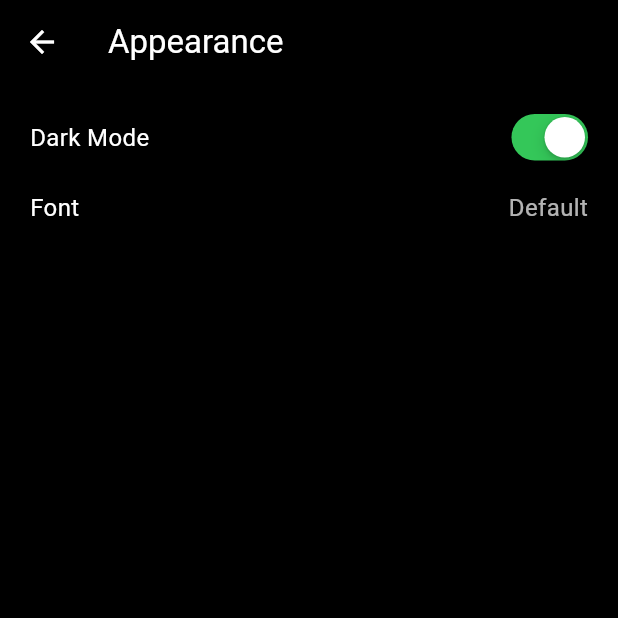
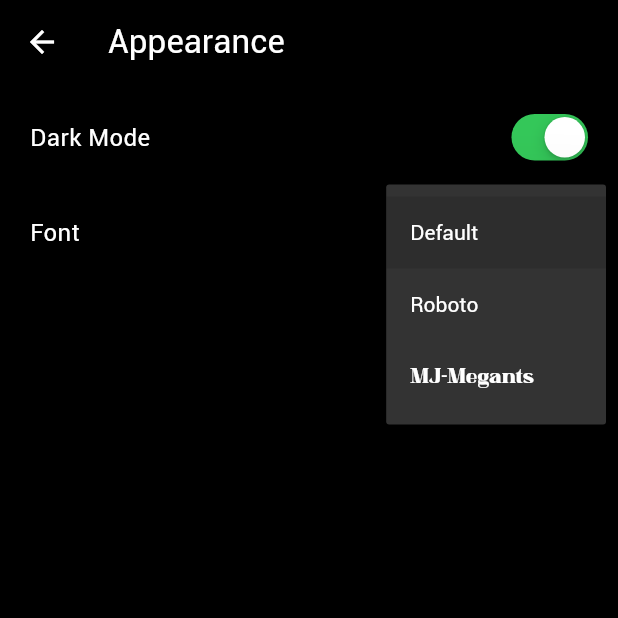
Before and after one commit to TP4uit/chat_app, a Flutter app: the AppearanceScreen screen opened by its route, after a tap on "Default", on a phone screen of 412 x 824 dp, the top half of it. Run offline on Flutter 3.47's test engine with Material 3 defaults, Android fonts, the phone set to English and light mode, and no system bars; our stand-ins replace pin_code_fields, shared_preferences; accounts and stored records are empty.

Commit message:
Add FontProvider and AppThemeManager for dynamic font management
- Implemented FontProvider to manage and persist font preferences using SharedPreferences.
- Added updateFont method to change the current font and save the preference.
- Created AppThemeManager to apply the selected font to the app's theme.
- Integrated font loading on initialization to ensure user preferences are respected.

```diff
--- a/lib/features/setting/presentation/pages/appearance_screen.dart
+++ b/lib/features/setting/presentation/pages/appearance_screen.dart
@@ -1,4 +1,6 @@
 import 'package:flutter/material.dart';
+import 'package:shared_preferences/shared_preferences.dart';
+import 'package:chat_app/main.dart'; // Đường dẫn chính xác
 
 class AppearanceScreen extends StatefulWidget {
   const AppearanceScreen({Key? key}) : super(key: key);
@@ -11,6 +13,47 @@ class _AppearanceScreenState extends State<AppearanceScreen> {
   bool _darkMode = true;
   String _selectedFont = 'Default';
 
+  // Danh sách font bao gồm cả MJ-Megants
+  final List<String> _fontOptions = [
+    'Default',
+    'Roboto',
+    'MJ-Megants'
+  ];
+
+  @override
+  void initState() {
+    super.initState();
+    _loadSavedFont();
+  }
+
+  // Tải font đã lưu từ SharedPreferences
+  Future<void> _loadSavedFont() async {
+    final prefs = await SharedPreferences.getInstance();
+    setState(() {
+      _selectedFont = prefs.getString('selected_font') ?? 'Default';
+    });
+  }
+
+  // Lưu font đã chọn vào SharedPreferences và cập nhật toàn bộ ứng dụng
+  Future<void> _saveFont(String font) async {
+    final prefs = await SharedPreferences.getInstance();
+    await prefs.setString('selected_font', font);
+
+    // Cập nhật font cho toàn bộ ứng dụng
+    myAppKey.currentState?.updateFont(font);
+
+    // Hiển thị thông báo
+    if (mounted) {
+      ScaffoldMessenger.of(context).showSnackBar(
+        SnackBar(
+          content: Text('Đã thay đổi font toàn bộ ứng dụng thành: $font'),
+          backgroundColor: const Color(0xFF4CAF97),
+          duration: const Duration(seconds: 1),
+        ),
+      );
+    }
+  }
+
   @override
   Widget build(BuildContext context) {
     return Scaffold(
@@ -22,9 +65,12 @@ class _AppearanceScreenState extends State<AppearanceScreen> {
           icon: const Icon(Icons.arrow_back, color: Colors.white),
           onPressed: () => Navigator.pop(context),
         ),
-        title: const Text(
+        title: Text(
           'Appearance',
-          style: TextStyle(color: Colors.white),
+          style: TextStyle(
+            color: Colors.white,
+            fontFamily: _selectedFont == 'Default' ? null : _selectedFont,
+          ),
         ),
       ),
       body: Padding(
@@ -36,11 +82,12 @@ class _AppearanceScreenState extends State<AppearanceScreen> {
             Row(
               mainAxisAlignment: MainAxisAlignment.spaceBetween,
               children: [
-                const Text(
+                Text(
                   'Dark Mode',
                   style: TextStyle(
                     color: Colors.white,
                     fontSize: 16.0,
+                    fontFamily: _selectedFont == 'Default' ? null : _selectedFont,
                   ),
                 ),
                 _buildToggleSwitch(_darkMode, (value) {
@@ -53,29 +100,19 @@ class _AppearanceScreenState extends State<AppearanceScreen> {
 
             const SizedBox(height: 20.0),
 
-            // Font option
+            // Font option with dropdown
             Row(
               mainAxisAlignment: MainAxisAlignment.spaceBetween,
               children: [
-                const Text(
+                Text(
                   'Font',
                   style: TextStyle(
                     color: Colors.white,
                     fontSize: 16.0,
+                    fontFamily: _selectedFont == 'Default' ? null : _selectedFont,
                   ),
                 ),
-                GestureDetector(
-                  onTap: () {
-                    // Show font selection dialog/menu
-                  },
-                  child: Text(
-                    _selectedFont,
-                    style: const TextStyle(
-                      color: Colors.white70,
-                      fontSize: 16.0,
-                    ),
-                  ),
-                ),
+                _buildFontDropdown(),
               ],
             ),
           ],
@@ -138,4 +175,45 @@ class _AppearanceScreenState extends State<AppearanceScreen> {
       ),
     );
   }
+
+  Widget _buildFontDropdown() {
+    return Container(
+      decoration: BoxDecoration(
+        color: const Color(0xFF333333),
+        borderRadius: BorderRadius.circular(8.0),
+      ),
+      padding: const EdgeInsets.symmetric(horizontal: 12.0, vertical: 4.0),
+      child: DropdownButton<String>(
+        value: _selectedFont,
+        icon: const Icon(Icons.arrow_drop_down, color: Colors.white),
+        iconSize: 24,
+        elevation: 16,
+        dropdownColor: const Color(0xFF333333),
+        style: TextStyle(
+          color: Colors.white,
+          fontFamily: _selectedFont == 'Default' ? null : _selectedFont,
+        ),
+        underline: Container(height: 0), // Bỏ đường gạch chân mặc định
+        onChanged: (String? newValue) {
+          if (newValue != null) {
+            setState(() {
+              _selectedFont = newValue;
+            });
+            _saveFont(newValue); // Lưu font và cập nhật toàn bộ ứng dụng
+          }
+        },
+        items: _fontOptions.map<DropdownMenuItem<String>>((String value) {
+          return DropdownMenuItem<String>(
+            value: value,
+            child: Text(
+              value,
+              style: TextStyle(
+                fontFamily: value == 'Default' ? null : value,
+              ),
+            ),
+          );
+        }).toList(),
+      ),
+    );
+  }
 }
--- a/lib/main.dart
+++ b/lib/main.dart
@@ -1,7 +1,11 @@
 import 'package:chat_app/common/theme/app_theme.dart';
 import 'package:flutter/material.dart';
 import 'package:flutter/services.dart';
+import 'package:shared_preferences/shared_preferences.dart';
 import 'routes.dart';
+
+// Tạo GlobalKey để truy cập MyAppState từ bất kỳ đâu
+final GlobalKey<_MyAppState> myAppKey = GlobalKey<_MyAppState>();
 
 void main() {
   // Đảm bảo các binding được khởi tạo
@@ -13,19 +17,62 @@ void main() {
     DeviceOrientation.portraitDown,
   ]);
 
-  runApp(const MyApp());
+  runApp(MyApp(key: myAppKey));
 }
 
-class MyApp extends StatelessWidget {
+class MyApp extends StatefulWidget {
   const MyApp({Key? key}) : super(key: key);
 
   @override
+  _MyAppState createState() => _MyAppState();
+}
+
+class _MyAppState extends State<MyApp> {
+  String _selectedFont = 'Default';
+
+  @override
+  void initState() {
+    super.initState();
+    _loadSavedFont();
+  }
+
+  // Tải font đã lưu từ SharedPreferences
+  Future<void> _loadSavedFont() async {
+    final prefs = await SharedPreferences.getInstance();
+    setState(() {
+      _selectedFont = prefs.getString('selected_font') ?? 'Default';
+    });
+  }
+
+  // Phương thức công khai để cập nhật font từ bất kỳ màn hình nào
+  void updateFont(String newFont) {
+    setState(() {
+      _selectedFont = newFont;
+    });
+  }
+
+  @override
   Widget build(BuildContext context) {
+    // Lấy theme mặc định
+    ThemeData baseTheme = AppTheme.darkTheme;
+
+    // Áp dụng font đã chọn
+    if (_selectedFont != 'Default') {
+      baseTheme = baseTheme.copyWith(
+        textTheme: baseTheme.textTheme.apply(
+          fontFamily: _selectedFont,
+        ),
+        primaryTextTheme: baseTheme.primaryTextTheme.apply(
+          fontFamily: _selectedFont,
+        ),
+      );
+    }
+
     return MaterialApp(
       title: 'Chat App',
       debugShowCheckedModeBanner: false,
-      theme: AppTheme.darkTheme,
-      initialRoute: Routes.opening,  // Đã cập nhật từ welcome thành opening
+      theme: baseTheme,
+      initialRoute: Routes.opening,
       routes: Routes.getRoutes(),
     );
   }
```
Also changed, not shown: lib/common/providers/font_provider.dart (added, +51 -0 lines), pubspec.yaml (+13 -8 lines), assets/fonts/MJ-Megants.ttf (added), assets/fonts/Roboto-Bold.ttf (added), assets/fonts/Roboto-Italic.ttf (added), assets/fonts/Roboto-Regular.ttf (added), pubspec.lock.
